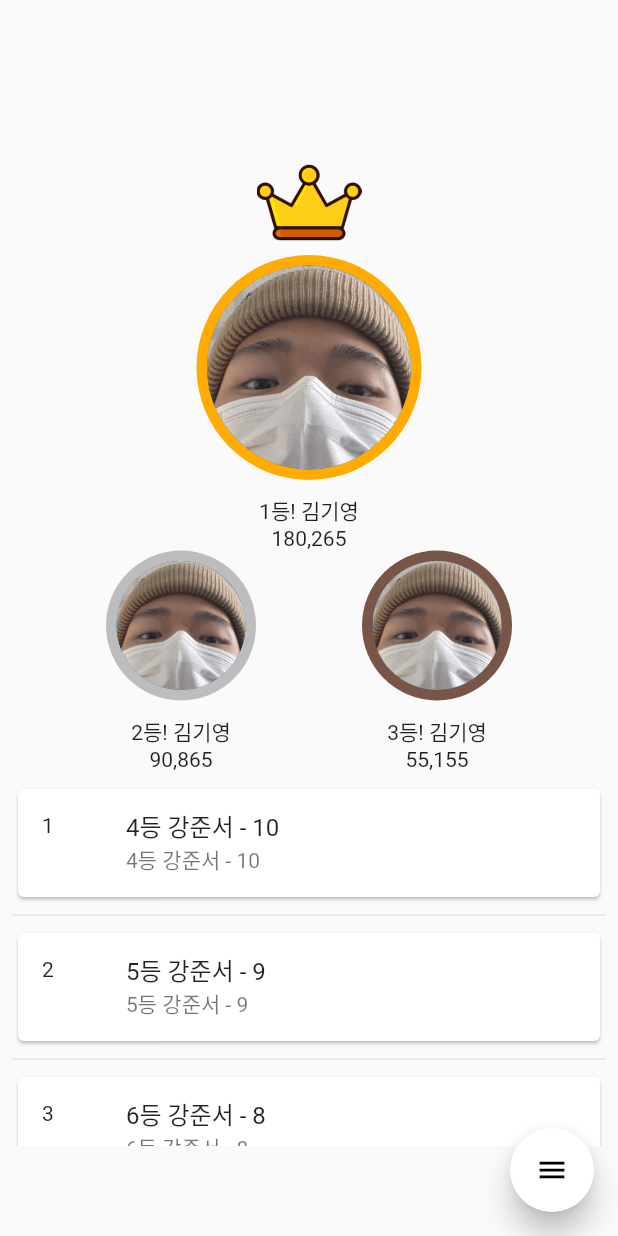
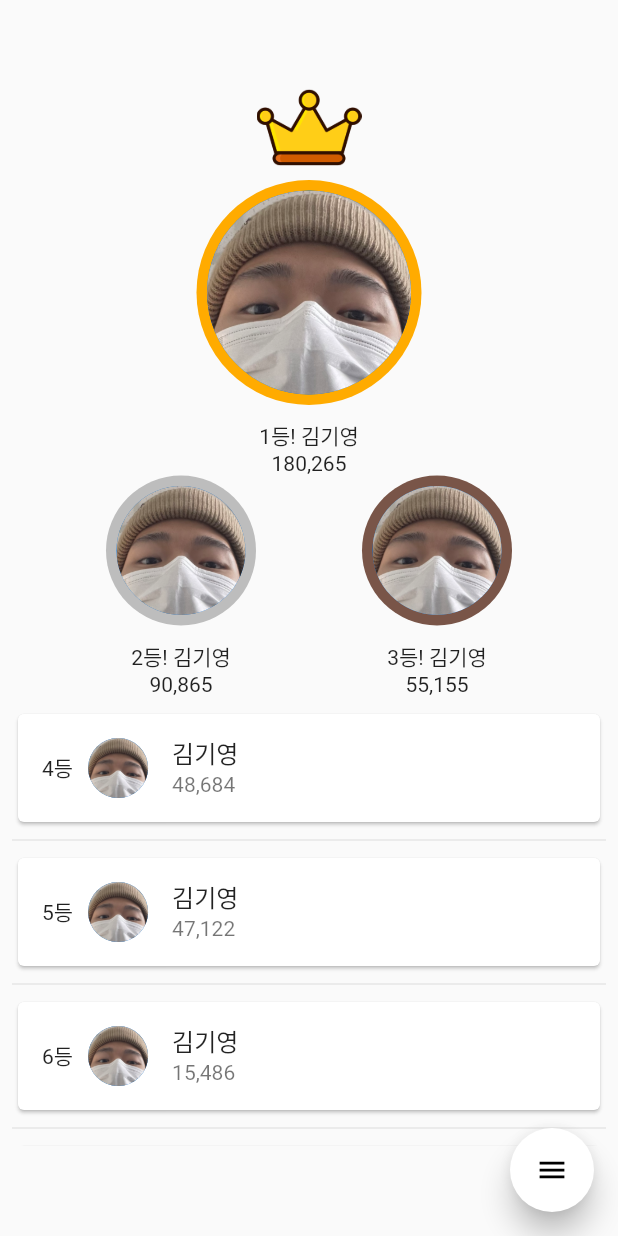
Before and after one commit to sihyeong671/quizApp, a Flutter app: the Ranking screen opened directly, on a phone screen of 412 x 824 dp. Run offline on Flutter 3.47's test engine with Material 2 defaults, Android fonts, the phone set to English and light mode, and no system bars; drawn by our look-alikes of flutter_speed_dial; our stand-ins replace flutter_svg.

Commit message:
client: fix layout in ranking

```diff
--- a/client/lib/ranking/ranking.dart
+++ b/client/lib/ranking/ranking.dart
@@ -10,13 +10,23 @@ class Ranking extends StatefulWidget {
 
 class _RankingState extends State<Ranking> {
   final List<String> users = <String>[
-    '4등 강준서 - 10',
-    '5등 강준서 - 9',
-    '6등 강준서 - 8',
-    '7등 강준서 - 7',
-    '8등 강준서 - 6',
-    '9등 강준서 - 5',
-    '10등 강준서 - 4',
+    '김기영',
+    '김기영',
+    '김기영',
+    '김기영',
+    '김기영',
+    '김기영',
+    '김기영',
+  ];
+
+  final List<String> scores = <String>[
+    '48,684',
+    '47,122',
+    '15,486',
+    '9,156',
+    '5,612',
+    '176',
+    '65',
   ];
 
   @override
@@ -30,9 +40,20 @@ class _RankingState extends State<Ranking> {
                   mainAxisSize: MainAxisSize.min,
                   children: <Widget>[
                     ListTile(
-                      leading: Text('${index+1}'),
+                      leading: Row(
+                        mainAxisSize: MainAxisSize.min,
+                        children: <Widget>[
+                          Text('${index+4}' + '등'),
+                          SizedBox(
+                            width: 10.0,
+                          ),
+                          CircleAvatar(
+                            backgroundImage: AssetImage('assets/cutesexy.jpeg'),
+                          )
+                        ],
+                      ),
                       title: Text('${users[index]}'),
-                      subtitle: Text('${users[index]}'),
+                      subtitle: Text('${scores[index]}'),
                     ),
                   ]
                 )
@@ -51,7 +72,7 @@ class _RankingState extends State<Ranking> {
         body: SingleChildScrollView(
           child: Column(
             children: <Widget>[
-              Padding(padding: EdgeInsets.only(top: 100.0)),
+              Padding(padding: EdgeInsets.only(top: 50.0)),
               Image(
                 image: AssetImage('assets/crown.png'),
                 width: 70.0,
@@ -113,7 +134,7 @@ class _RankingState extends State<Ranking> {
                 ],
               ),
               Container(
-                height: 250,
+                height: 300,
                 child: _listView,
               ),
             ]
```
